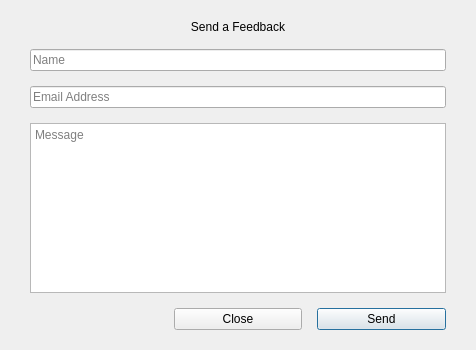
s4solutionsllc/Nexis, file shared/stacer/feedback.ui: the form before one commit.
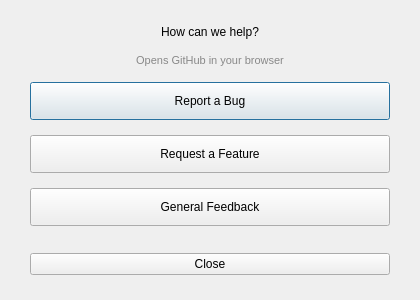
The form after the commit.

Commit message:
Replace feedback form with GitHub Issues launcher (BUG-17)
The old feedback dialog collected name/email/message and POSTed
to the original upstream's Heroku backend, which has been dead
since Heroku retired their free tier in 2022.

Replace with a quick-link dialog offering three buttons:
- Report a Bug
- Request a Feature
- General Feedback

Each opens the corresponding GitHub Issues template in the
default browser. No personal data is collected or transmitted.

Also adds structured GitHub issue templates (YAML forms) for
bug reports, feature requests, and general feedback.

```diff
--- a/shared/stacer/feedback.ui
+++ b/shared/stacer/feedback.ui
@@ -6,8 +6,8 @@
    <rect>
     <x>0</x>
     <y>0</y>
-    <width>476</width>
-    <height>350</height>
+    <width>420</width>
+    <height>300</height>
    </rect>
   </property>
   <property name="windowTitle">
@@ -16,99 +16,119 @@
   <property name="modal">
    <bool>true</bool>
   </property>
-  <layout class="QGridLayout" name="gridLayout">
+  <layout class="QVBoxLayout" name="mainLayout">
    <property name="leftMargin">
     <number>30</number>
    </property>
    <property name="topMargin">
-    <number>20</number>
+    <number>25</number>
    </property>
    <property name="rightMargin">
     <number>30</number>
    </property>
    <property name="bottomMargin">
-    <number>20</number>
+    <number>25</number>
    </property>
    <property name="spacing">
     <number>15</number>
    </property>
-   <item row="5" column="0" colspan="3">
+   <item>
+    <widget class="QLabel" name="lblTitle">
+     <property name="accessibleName">
+      <string notr="true">dialog-title</string>
+     </property>
+     <property name="text">
+      <string>How can we help?</string>
+     </property>
+     <property name="alignment">
+      <set>Qt::AlignCenter</set>
+     </property>
+    </widget>
+   </item>
+   <item>
+    <widget class="QLabel" name="lblSubtitle">
+     <property name="text">
+      <string>Opens GitHub in your browser</string>
+     </property>
+     <property name="alignment">
+      <set>Qt::AlignCenter</set>
+     </property>
+     <property name="styleSheet">
+      <string notr="true">color: #888; font-size: 11px;</string>
+     </property>
+    </widget>
+   </item>
+   <item>
+    <widget class="QPushButton" name="btnReportBug">
+     <property name="cursor">
+      <cursorShape>PointingHandCursor</cursorShape>
+     </property>
+     <property name="accessibleName">
+      <string notr="true">primary</string>
+     </property>
+     <property name="text">
+      <string>Report a Bug</string>
+     </property>
+     <property name="minimumSize">
+      <size>
+       <width>0</width>
+       <height>38</height>
+      </size>
+     </property>
+    </widget>
+   </item>
+   <item>
+    <widget class="QPushButton" name="btnRequestFeature">
+     <property name="cursor">
+      <cursorShape>PointingHandCursor</cursorShape>
+     </property>
+     <property name="accessibleName">
+      <string notr="true">primary</string>
+     </property>
+     <property name="text">
+      <string>Request a Feature</string>
+     </property>
+     <property name="minimumSize">
+      <size>
+       <width>0</width>
+       <height>38</height>
+      </size>
+     </property>
+    </widget>
+   </item>
+   <item>
+    <widget class="QPushButton" name="btnFeedback">
+     <property name="cursor">
+      <cursorShape>PointingHandCursor</cursorShape>
+     </property>
+     <property name="accessibleName">
+      <string notr="true">primary</string>
+     </property>
+     <property name="text">
+      <string>General Feedback</string>
+     </property>
+     <property name="minimumSize">
+      <size>
+       <width>0</width>
+       <height>38</height>
+      </size>
+     </property>
+    </widget>
+   </item>
+   <item>
     <spacer name="verticalSpacer">
      <property name="orientation">
       <enum>Qt::Vertical</enum>
      </property>
-     <property name="sizeType">
-      <enum>QSizePolicy::Maximum</enum>
-     </property>
      <property name="sizeHint" stdset="0">
       <size>
-       <width>359</width>
-       <height>2</height>
+       <width>20</width>
+       <height>5</height>
       </size>
      </property>
     </spacer>
    </item>
-   <item row="3" column="0" colspan="3">
-    <widget class="QPlainTextEdit" name="txtMessage">
-     <property name="placeholderText">
-      <string>Message</string>
-     </property>
-    </widget>
-   </item>
-   <item row="1" column="0" colspan="3">
-    <widget class="QLineEdit" name="txtName">
-     <property name="placeholderText">
-      <string>Name</string>
-     </property>
-    </widget>
-   </item>
-   <item row="2" column="0" colspan="3">
-    <widget class="QLineEdit" name="txtEmail">
-     <property name="placeholderText">
-      <string>Email Address</string>
-     </property>
-    </widget>
-   </item>
-   <item row="0" column="0" colspan="3">
-    <widget class="QLabel" name="lblTitle">
-     <property name="accessibleName">
-      <string notr="true">dialog-title</string>
-     </property>
-     <property name="text">
-      <string>Send a Feedback</string>
-     </property>
-     <property name="alignment">
-      <set>Qt::AlignCenter</set>
-     </property>
-    </widget>
-   </item>
-   <item row="4" column="2">
-    <widget class="QPushButton" name="btnSend">
-     <property name="cursor">
-      <cursorShape>PointingHandCursor</cursorShape>
-     </property>
-     <property name="focusPolicy">
-      <enum>Qt::NoFocus</enum>
-     </property>
-     <property name="accessibleName">
-      <string notr="true">primary</string>
-     </property>
-     <property name="text">
-      <string>Send</string>
-     </property>
-     <property name="default">
-      <bool>true</bool>
-     </property>
-    </widget>
-   </item>
-   <item row="4" column="0">
-    <widget class="QLabel" name="lblErrorMsg">
-     <property name="text">
-      <string/>
-     </property>
-    </widget>
-   </item>
-   <item row="4" column="1">
+   <item>
     <widget class="QPushButton" name="btnClose">
      <property name="cursor">
       <cursorShape>PointingHandCursor</cursorShape>
```
Left out of the diff: 5 changed lines with no effect on the pictures. The commit also changes 6 other files.
